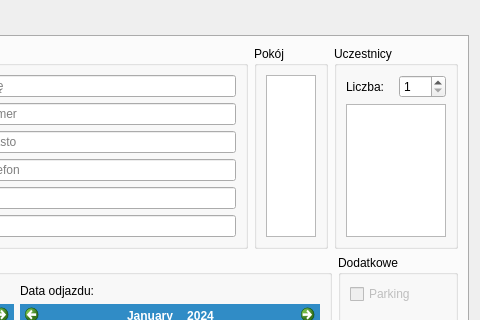
Before: the Qt Designer form src/ui/NewReservation/NewReservationDialog.ui in Skwara/HoteleADC, drawn with Qt 5; both pictures show x 320 to 800 and y 0 to 320 of the 800 by 587 pixel window.
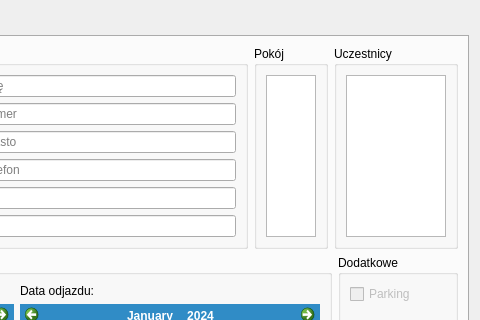
After: the same form once the commit is applied.

Commit message: Add participants per room selection

```diff
--- a/src/ui/NewReservation/NewReservationDialog.ui
+++ b/src/ui/NewReservation/NewReservationDialog.ui
@@ -251,21 +251,7 @@
             <string>Uczestnicy</string>
            </property>
            <layout class="QGridLayout" name="gridLayout_5">
-            <item row="0" column="0">
-             <widget class="QLabel" name="participantCountLabel">
-              <property name="text">
-               <string>Liczba:</string>
-              </property>
-             </widget>
-            </item>
-            <item row="0" column="1">
-             <widget class="QSpinBox" name="participantCountSpinBox">
-              <property name="minimum">
-               <number>1</number>
-              </property>
-             </widget>
-            </item>
-            <item row="1" column="0" colspan="2">
+            <item row="0" column="0" colspan="2">
              <widget class="QTableView" name="participantTableView">
               <property name="sizePolicy">
                <sizepolicy hsizetype="Ignored" vsizetype="Ignored">
```
The commit also changes 12 other files.
